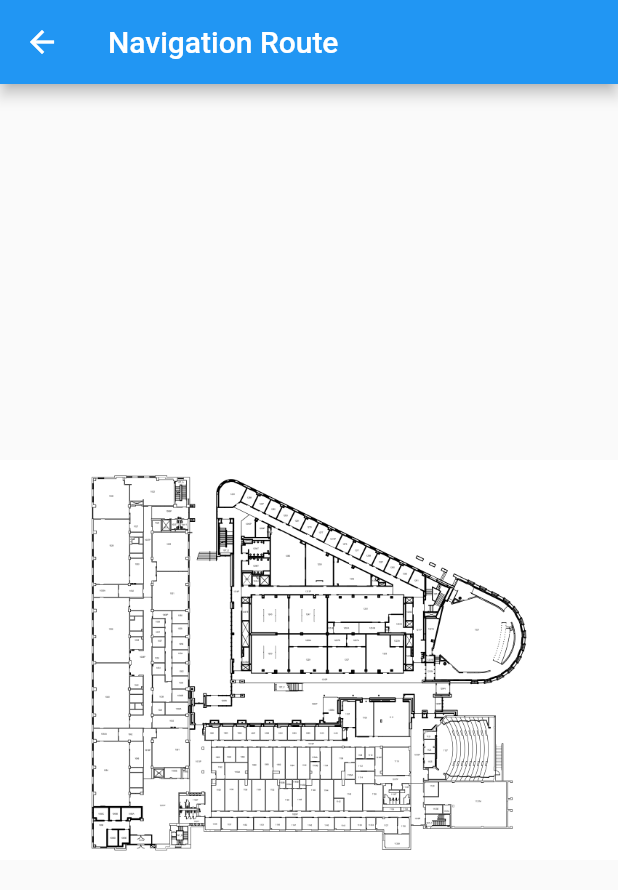
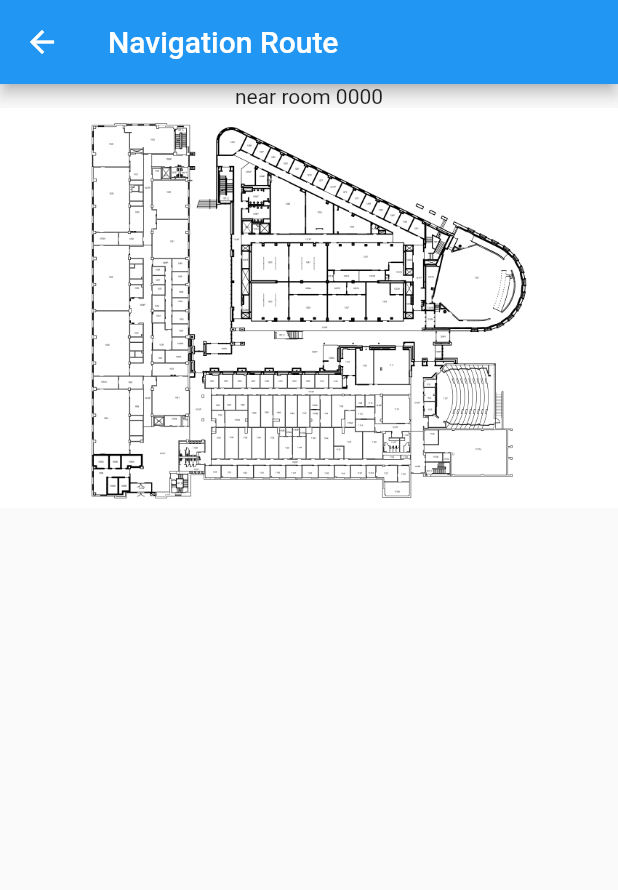
Before and after one commit to wamorris2/ISCartographer, a Flutter app: the screen it shows after launch, after a tap on "GO!", on a phone screen of 412 x 824 dp. Shown: the top 890 px of the screen. Run offline on Flutter 3.47's test engine with Material 2 defaults, Android fonts, the phone set to English and light mode, and no system bars.

Commit message:
debugging sending state to navigation page

```diff
--- a/lib/NavigationWidget.dart
+++ b/lib/NavigationWidget.dart
@@ -1,16 +1,19 @@
 import 'package:flutter/material.dart';
 
 class NavigationWidget extends StatefulWidget {
-  const NavigationWidget({super.key, String roomNumber = "0000"});
+  const NavigationWidget({super.key, required this.roomNumber, required this.locationType});
+
+  final String roomNumber;
+  final String locationType;
 
   @override
-  createState() {
-    return NavigationState();
-  }
+  createState() => NavigationState();
 }
 
 class NavigationState extends State<NavigationWidget> {
-  NavigationState({roomNumber = "0000"});
+
+  String roomNumber = "0000";
+  String locationType = "near room";
 
   @override
   Widget build(BuildContext context) {
@@ -18,7 +21,12 @@ class NavigationState extends State<NavigationWidget> {
       appBar: AppBar(
         title: const Text('Navigation Route'),
       ),
-      body: Center(child: Image.asset("assets/ISC_First.png")),
+      body: Center(child: Column(
+          children : <Widget>[
+            Text("${widget.locationType} ${widget.roomNumber}"),
+            Image.asset("assets/ISC_First.png"),
+          ]
+      )),
     );
   }
 }
--- a/lib/main.dart
+++ b/lib/main.dart
@@ -308,12 +308,20 @@ class _MyHomePageState extends State<MyHomePage> {
               // height: 200,
             width:100,
             child: TextFormField(
+              initialValue: "0000",
               controller: TextEditingController(
                 text: roomNumber
               ),
               autocorrect: false,
               maxLength: 4,
-              keyboardType: TextInputType.number
+              keyboardType: TextInputType.number,
+              onSaved: (String? value) {
+                if (value != null) {
+                  setState(() {
+                    roomNumber = value;
+                  });
+                }
+              },
             )
             ),
           ]
@@ -323,7 +331,10 @@ class _MyHomePageState extends State<MyHomePage> {
         onPressed:() {
           Navigator.push(
             context,
-            MaterialPageRoute(builder: (context) =>  const NavigationWidget()),
+            MaterialPageRoute(builder: (context) =>  NavigationWidget(
+              roomNumber: roomNumber,
+              locationType: locationType,
+            )),
           );
         },
         backgroundColor: Colors.black,
```
